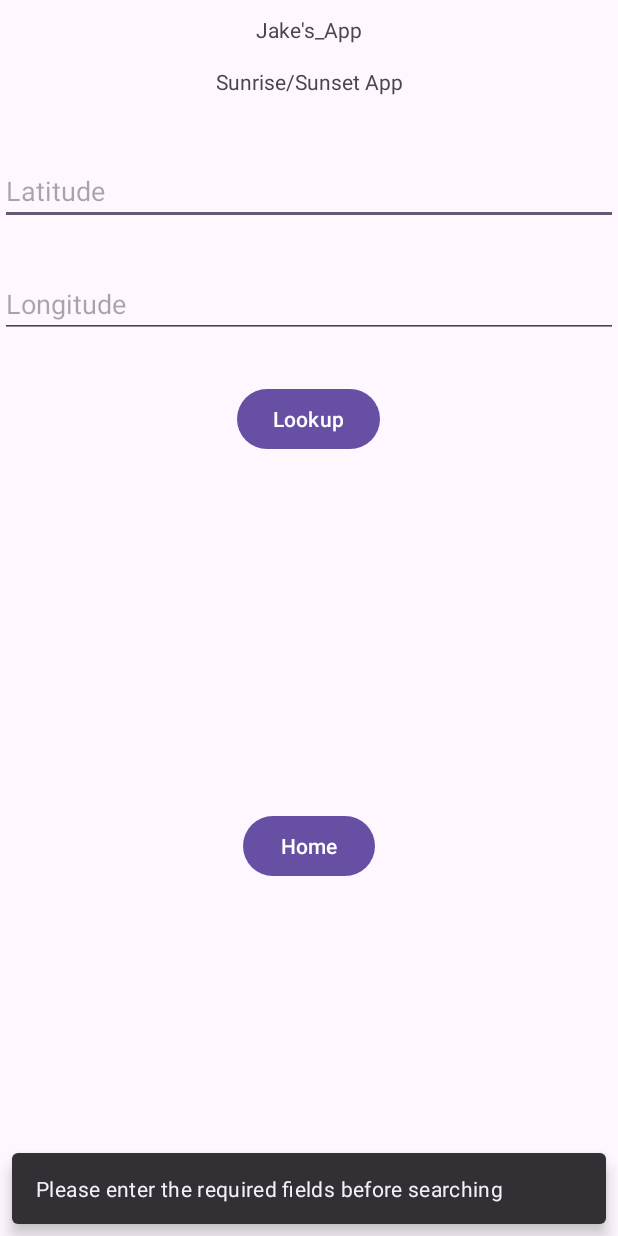
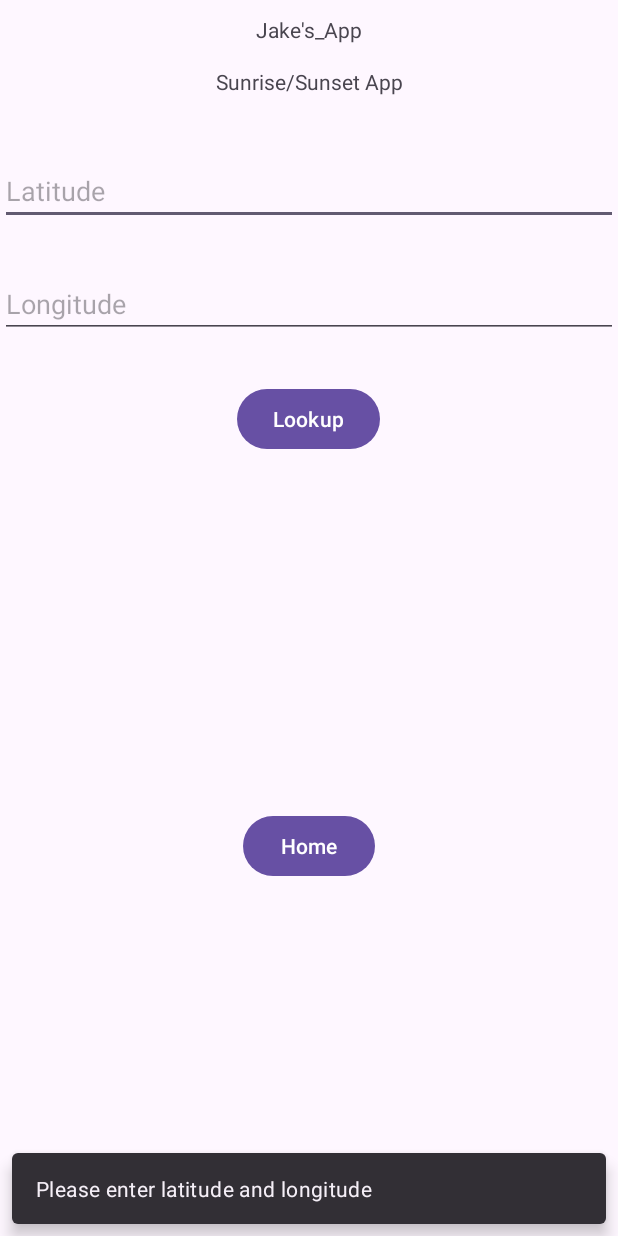
Before and after one commit to cyche12/android_group_project, an Android app: the Sunrise_Search screen opened directly, with no data from a screen before it, after a tap on "Lookup", on a phone screen of 412 x 824 dp. Run offline under Robolectric (Android 15) with nearby library versions, the phone set to English and light mode, and no system bars.

Commit message:
Current working version
Signed-off-by: cyche12 <141588141+cyche12@users.noreply.github.com>

```diff
--- a/app/src/main/AndroidManifest.xml
+++ b/app/src/main/AndroidManifest.xml
@@ -5,6 +5,7 @@
     <uses-permission android:name="android.permission.INTERNET" />
 
     <application
+        android:name=".SunriseApplication"
         android:allowBackup="true"
         android:dataExtractionRules="@xml/data_extraction_rules"
         android:fullBackupContent="@xml/backup_rules"
--- a/app/src/main/java/algonquin/cst2335/android_group_project/SunDao.java
+++ b/app/src/main/java/algonquin/cst2335/android_group_project/SunDao.java
@@ -12,5 +12,5 @@ public interface SunDao {
     void insert(Sunrise_Data sunriseData);
 
     @Query("SELECT * FROM sunrise_data")
-    List<Sunrise_Data> getAllSunriseData();
+    List<Sunrise_Data> getSunriseData();
 }
--- a/app/src/main/java/algonquin/cst2335/android_group_project/SunDatabase.java
+++ b/app/src/main/java/algonquin/cst2335/android_group_project/SunDatabase.java
@@ -5,5 +5,9 @@ import androidx.room.RoomDatabase;
 
 @Database(entities = {Sunrise_Data.class}, version = 1, exportSchema = false)
 public abstract class SunDatabase extends RoomDatabase {
+
+
     public abstract SunDao sunriseDao();
+
+
 }
--- a/app/src/main/java/algonquin/cst2335/android_group_project/Sunrise_Data.java
+++ b/app/src/main/java/algonquin/cst2335/android_group_project/Sunrise_Data.java
@@ -4,7 +4,7 @@ import androidx.room.ColumnInfo;
 import androidx.room.Entity;
 import androidx.room.PrimaryKey;
 
-@Entity
+@Entity (tableName = "sunrise_data")
 public class Sunrise_Data {
     @PrimaryKey (autoGenerate = true)
     @ColumnInfo(name = "id")
--- a/app/src/main/java/algonquin/cst2335/android_group_project/Sunrise_Search.java
+++ b/app/src/main/java/algonquin/cst2335/android_group_project/Sunrise_Search.java
@@ -1,22 +1,11 @@
-//Student: Jake Elliott//
-//Student #040732505//
-//Class: CST2335//
-//Group Members: Jake Elliott, Gabriel Hubert, Shilpi Sarkar, Piyalee Mangaraj//
-//Project: Final Group Project//
-//App: Sunrise/Sunset App//
-
 package algonquin.cst2335.android_group_project;
 
 import android.content.Intent;
-import android.content.SharedPreferences;
 import android.os.Bundle;
 import android.widget.Button;
 import android.widget.EditText;
-import android.widget.Toast;
 import androidx.appcompat.app.AppCompatActivity;
-
 import com.google.android.material.snackbar.Snackbar;
-
 import algonquin.cst2335.android_group_project.databinding.SunriseSearchBinding;
 
 public class Sunrise_Search extends AppCompatActivity {
@@ -26,39 +15,22 @@ public class Sunrise_Search extends AppCompatActivity {
         super.onCreate(savedInstanceState);
         SunriseSearchBinding binding = SunriseSearchBinding.inflate(getLayoutInflater());
         setContentView(binding.getRoot());
-        EditText latitudeEditText = findViewById(R.id.y_coordinate);
-        EditText longitudeEditText = findViewById(R.id.x_coordinate);
-        Button homeButton = findViewById(R.id.home_button);
-        Button searchButton = findViewById(R.id.search_button);
-        Sunrise_Data sunriseData = new Sunrise_Data();
-        sunriseData.x_coordinate = String.valueOf(latitudeEditText);
-        sunriseData.y_coordinate = String.valueOf(longitudeEditText);
-        Intent homeIntent = new Intent(Sunrise_Search.this, MainActivity.class);
-        SharedPreferences dataStorage = getSharedPreferences("dataEntered", MODE_PRIVATE);
-        String latitude = dataStorage.getString("latitude", String.valueOf(latitudeEditText));
-        String longitude = dataStorage.getString("longitude", String.valueOf(longitudeEditText));
 
-        homeButton.setOnClickListener(click -> {
-            startActivity(homeIntent);
-        });
+        EditText latitudeEditText = binding.xCoordinate;
+        EditText longitudeEditText = binding.yCoordinate;
+        Button searchButton = binding.searchButton;
 
+        searchButton.setOnClickListener(view -> {
+            String latitude = latitudeEditText.getText().toString();
+            String longitude = longitudeEditText.getText().toString();
 
-        searchButton.setOnClickListener(click -> {
-            String latitudeInputText = latitudeEditText.getText().toString().trim();
-            String longitudeInputText = longitudeEditText.getText().toString().trim();
-            Snackbar.make(searchButton, "Please enter the required fields before searching", Snackbar.LENGTH_INDEFINITE).show();
-
-            if (!latitudeInputText.isEmpty() && !longitudeInputText.isEmpty()) {
-                // Construct URL and pass latitude and longitude to Sunrise_Results activity
-                String websiteURL = "https://api.sunrisesunset.io/json?lat=" + latitudeInputText + "&lng=" + longitudeInputText + "&timezone=UTC&date=today";
+            if (!latitude.isEmpty() && !longitude.isEmpty()) {
                 Intent intent = new Intent(Sunrise_Search.this, Sunrise_Results.class);
-                intent.putExtra("websiteURL", websiteURL);
-                intent.putExtra("latitude", latitudeInputText);
-                intent.putExtra("longitude", longitudeInputText);
-
+                intent.putExtra("latitude", latitude);
+                intent.putExtra("longitude", longitude);
                 startActivity(intent);
             } else {
-                Toast.makeText(Sunrise_Search.this, "Please enter both latitude and longitude", Toast.LENGTH_SHORT).show();
+                Snackbar.make(view, "Please enter latitude and longitude", Snackbar.LENGTH_SHORT).show();
             }
         });
     }
--- a/app/src/main/res/layout/sunrise_result.xml
+++ b/app/src/main/res/layout/sunrise_result.xml
@@ -20,7 +20,7 @@
     <androidx.recyclerview.widget.RecyclerView
         android:id="@+id/results_recycler_view"
         android:layout_width="match_parent"
-        android:layout_height="390dp"
+        android:layout_height="wrap_content"
         android:scrollbars="vertical"
         app:layout_constraintEnd_toEndOf="parent"
         app:layout_constraintHorizontal_bias="0.0"
```
Also changed, not shown: app/src/main/java/algonquin/cst2335/android_group_project/ResultsAdapter.java (+16 -13 lines), app/src/main/java/algonquin/cst2335/android_group_project/SunriseApplication.java (added, +25 -0 lines), app/src/main/java/algonquin/cst2335/android_group_project/Sunrise_Results.java (+27 -15 lines).
